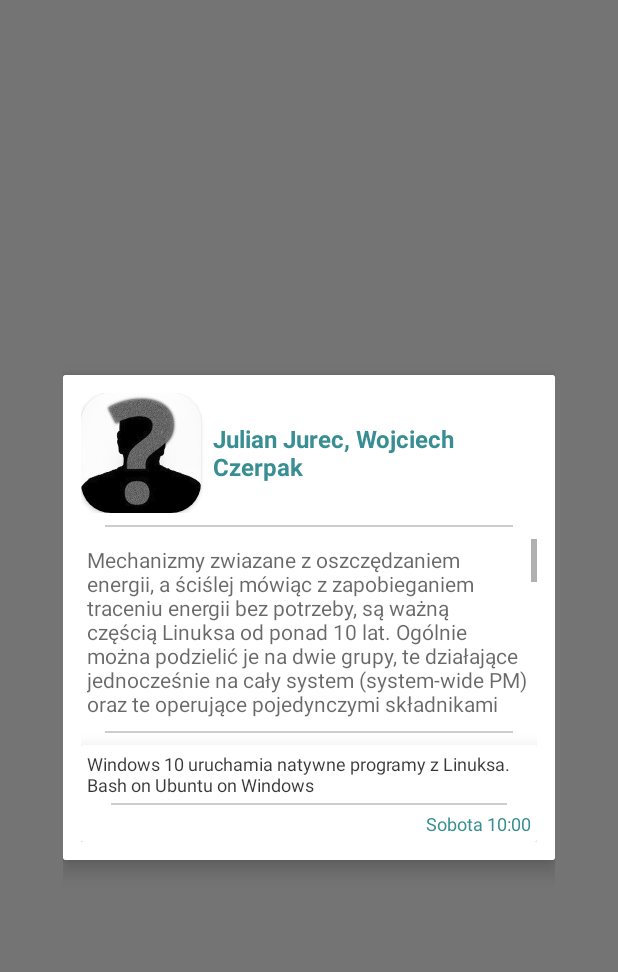
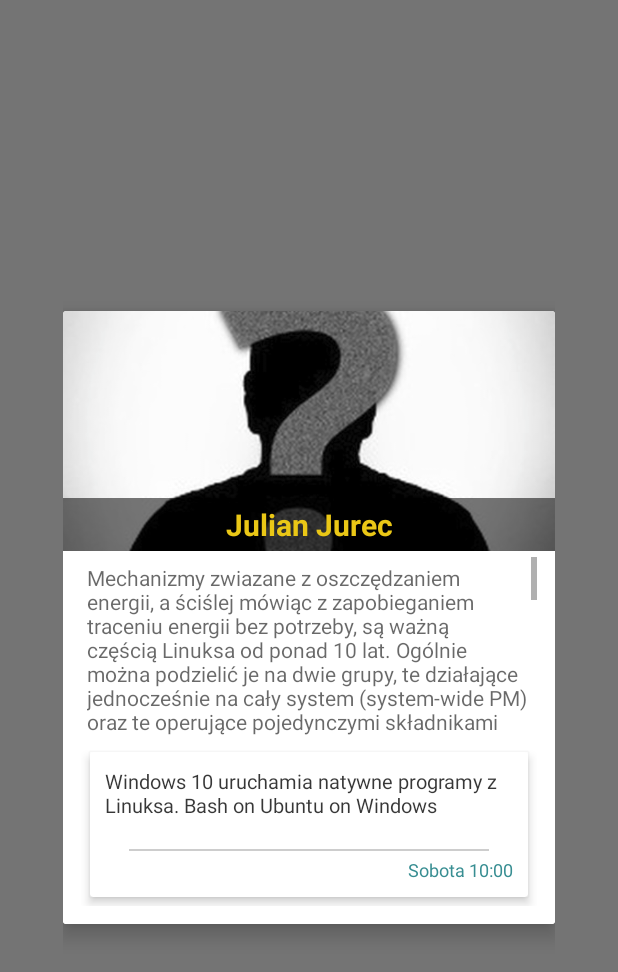
Before and after one commit to asi-pwr/14linuxsession, an Android app: the layout speaker_dialog.xml on its own in the app's theme, with its tools: preview values and no code run, on a phone screen of 412 x 824 dp. Shown: the top 972 px of the screen. Run offline under Robolectric (Android 15) with nearby library versions, the phone set to English and light mode, and no system bars.

Commit message:
redesigned speaker dialog

```diff
--- a/LinuxSession14/app/src/main/res/layout/speaker_dialog.xml
+++ b/LinuxSession14/app/src/main/res/layout/speaker_dialog.xml
@@ -1,9 +1,8 @@
 <?xml version="1.0" encoding="utf-8"?>
-<LinearLayout
-    android:id="@+id/dialog_speaker_outside"
-    xmlns:android="http://schemas.android.com/apk/res/android"
+<LinearLayout xmlns:android="http://schemas.android.com/apk/res/android"
     xmlns:app="http://schemas.android.com/apk/res-auto"
     xmlns:tools="http://schemas.android.com/tools"
+    android:id="@+id/dialog_speaker_outside"
     android:layout_width="match_parent"
     android:layout_height="match_parent"
     android:layout_gravity="center"
@@ -19,97 +18,100 @@
         app:cardElevation="8dp">
 
         <LinearLayout
+            android:layout_width="match_parent"
+            android:layout_height="match_parent"
+            android:orientation="vertical">
+
+            <RelativeLayout
+                android:layout_width="match_parent"
+                android:layout_height="160dp"
+                android:orientation="horizontal">
+
+                <ImageView
+                    android:layout_width="match_parent"
+                    android:layout_height="match_parent"
+                    android:scaleType="centerCrop"
+                    android:src="@drawable/unknown" />
+
+                <TextView
+                    android:layout_width="match_parent"
+                    android:layout_height="wrap_content"
+                    android:layout_gravity="center_vertical"
+                    android:padding="4dp"
+                    android:maxLines="2"
+                    android:layout_centerHorizontal="true"
+                    android:layout_alignParentBottom="true"
+                    android:text="@string/placeholder_speaker_name"
+                    android:textColor="@color/session_gold"
+                    android:textAlignment="center"
+                    android:background="@drawable/dialog_background"
+                    android:textSize="20sp"
+                    android:textStyle="bold" />
+            </RelativeLayout>
+
+            <LinearLayout
                 android:layout_width="wrap_content"
                 android:layout_height="wrap_content"
                 android:background="@color/white"
                 android:gravity="center"
                 android:orientation="vertical"
-            android:padding="12dp">
-
-            <LinearLayout
-                android:layout_width="match_parent"
-                android:layout_height="wrap_content"
-                android:orientation="horizontal"
-                android:layout_marginBottom="4dp">
-
-            <android.support.v7.widget.CardView
-                android:layout_width="@dimen/speaker_card_picture_size"
-                android:layout_height="@dimen/speaker_card_picture_size"
-                app:cardCornerRadius="20dp">
-            <ImageView
-                android:layout_width="match_parent"
-                android:layout_height="match_parent"
-                android:scaleType="centerCrop"
-                android:src="@drawable/unknown"/>
-            </android.support.v7.widget.CardView>
-
-                <TextView
-                    android:layout_width="match_parent"
-                    android:layout_height="wrap_content"
-                    android:maxLines="2"
-                    android:layout_marginLeft="8dp"
-                    android:text="@string/placeholder_speaker_name"
-                    android:layout_gravity="center_vertical"
-                    android:textColor="@color/session_light"
-                    android:textSize="16sp"
-                    android:textStyle="bold"/>
-            </LinearLayout>
-
-            <include layout="@layout/divider"/>
+                android:paddingTop="4dp"
+                android:paddingBottom="12dp"
+                android:paddingRight="12dp"
+                android:paddingLeft="12dp">
 
                 <ScrollView
                     android:layout_width="match_parent"
                     android:layout_height="@dimen/details_scroll_height"
-                android:layout_marginTop="4dp"
                     android:layout_marginBottom="4dp">
+
                     <TextView
                         android:layout_width="match_parent"
                         android:layout_height="wrap_content"
                         android:layout_margin="4dp"
                         android:text="@string/placeholder_lecture_description"
                         android:textColor="@color/text_150"
+                        android:textAlignment="textStart"
                         android:textSize="14sp" />
                 </ScrollView>
 
-            <include layout="@layout/divider"/>
 
                 <android.support.v7.widget.CardView
-                android:layout_marginTop="4dp"
                     android:layout_width="match_parent"
                     android:layout_height="wrap_content"
-                app:cardElevation="16dp">
+                    android:layout_margin="6dp"
+                    app:cardElevation="4dp">
 
                     <LinearLayout
                         android:layout_width="match_parent"
                         android:layout_height="wrap_content"
+                        android:layout_margin="6dp"
                         android:orientation="vertical"
                         android:padding="4dp">
 
                         <TextView
                             android:layout_width="wrap_content"
                             android:layout_height="wrap_content"
-                        android:lines="2"
+                            android:lines="3"
                             android:text="@string/placeholder_lecture_title"
                             android:textColor="@color/text_200"
-                        android:textSize="12sp"
-                        />
+                            android:textSize="13sp" />
 
                         <include layout="@layout/divider" />
 
                         <TextView
                             android:layout_width="match_parent"
                             android:layout_height="wrap_content"
-                        android:textSize="12sp"
+                            android:text="Sobota 10:00"
+                            android:textAlignment="textEnd"
                             android:textColor="@color/session_light"
-                        android:text="Sobota 10:00"
-                        android:textAlignment="textEnd"/>
-
+                            android:textSize="12sp" />
 
 
                     </LinearLayout>
 
                 </android.support.v7.widget.CardView>
-
+            </LinearLayout>r
         </LinearLayout>
     </android.support.v7.widget.CardView>
 
--- a/LinuxSession14/app/src/main/res/values/strings.xml
+++ b/LinuxSession14/app/src/main/res/values/strings.xml
@@ -7,7 +7,7 @@
     <string name="action_settings">Settings</string>
 
     <string name="placeholder_lecture_title">Windows 10 uruchamia natywne programy z Linuksa. Bash on Ubuntu on Windows</string>
-    <string name="placeholder_speaker_name">Julian Jurec, Wojciech Czerpak</string>
+    <string name="placeholder_speaker_name">Julian Jurec</string>
     <string name="placeholder_lecture_description">Mechanizmy zwiazane z oszczędzaniem energii, a ściślej mówiąc z zapobieganiem traceniu energii bez potrzeby, są ważną częścią Linuksa od ponad 10 lat. Ogólnie można podzielić je na dwie grupy, te działające jednocześnie na cały system (system-wide PM) oraz te operujące pojedynczymi składnikami systemu, takimi jak procesory i urządzenia wejścia-wyjścia, w stanie aktywności (working-state PM). Do pierwszej grupy należą usypianie systemu (system suspend) i hibernacja, natomiast druga grupa obejmuje między innymi skalowanie wydajności procesorów (CPU performance scaling) oraz wykrywanie nieaktywności i wprowadzanie nieaktywnych (idle) składników systemu do stanów o ograniczonym poborze mocy (low-power states). Mechanizmy z drugiej grupy, poza swoim głównym zastosowaniem, mogą także służyć do zapobiegania przegrzewaniu się urządzeń, bądź zapobiegania przekraczaniu budżetów energetycznych lub limitów poboru mocy przy jednoczesnym zapewnieniu wykonania określonych operacji w zadanym czasie.  W prezentacji przedstawię przegląd mechanizmów z dziedziny power management znajdujących się w jądrze Linuksa oraz omówię ich działanie i sposoby wykorzystania, a także wyzwania, z jakimi ta dziedzina musi się mierzyć w związku z obecnymi trendami w rozwoju technologii.</string>
 
     <string name="screen_agenda">Agenda</string>
```
Lines whose indentation alone changed are shown as unchanged.
